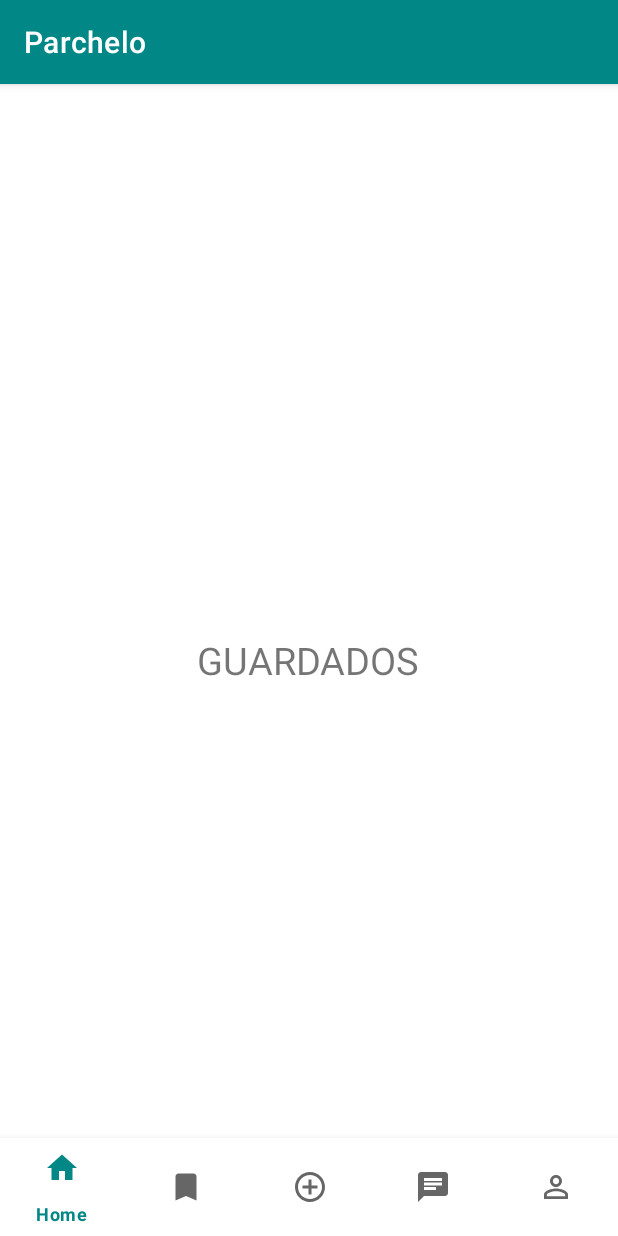
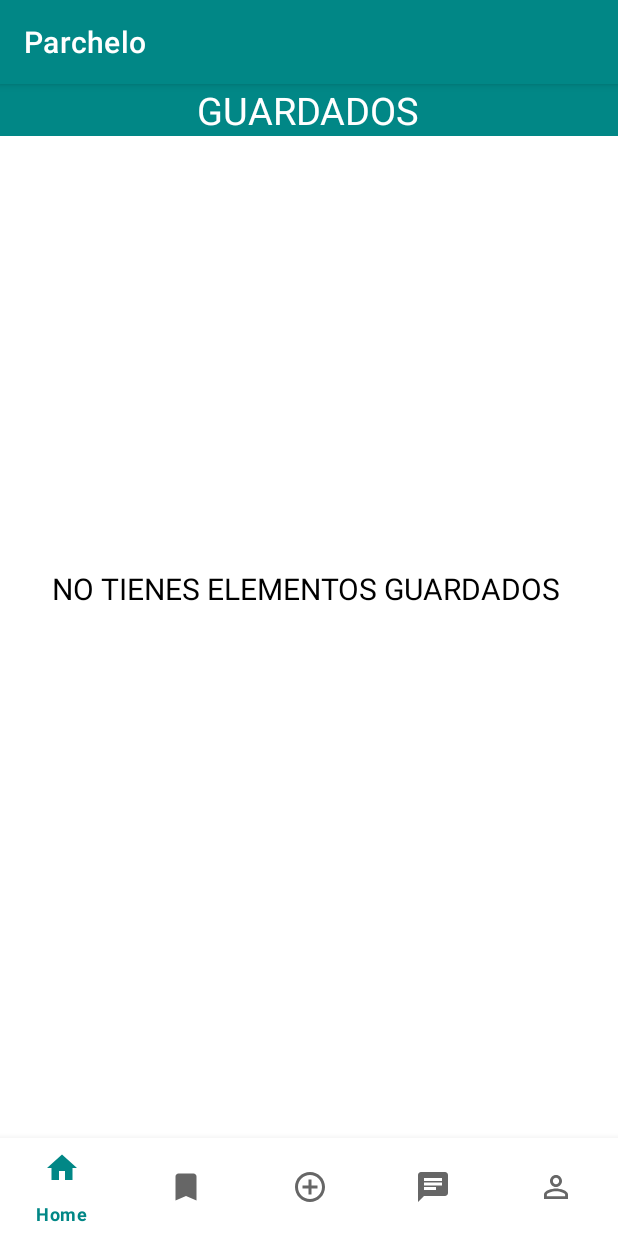
Before and after one commit to juliandvs/Parchelo, an Android app: the guardados screen opened through its navigation route, on a phone screen of 412 x 824 dp. Run offline under Robolectric (Android 15) with nearby library versions, the phone set to English and light mode, and no system bars; our stand-ins replace Room's generated code, navigation-ui.

Commit message:
Mejora sección guardados y chat, documentación código relevante

```diff
--- a/app/src/main/java/com/example/parchelo/Evento.kt
+++ b/app/src/main/java/com/example/parchelo/Evento.kt
@@ -13,10 +13,10 @@ import com.google.android.material.bottomnavigation.BottomNavigationView
 
 class Evento : Fragment() {
 
-
     private val args: EventoArgs by navArgs()
     private lateinit var binding : FragmentEventoBinding
     private lateinit var bar: BottomNavigationView
+
     override fun onCreateView(
         inflater: LayoutInflater, container: ViewGroup?,
         savedInstanceState: Bundle?
--- a/app/src/main/java/com/example/parchelo/Inicio.kt
+++ b/app/src/main/java/com/example/parchelo/Inicio.kt
@@ -26,7 +26,6 @@ class Inicio : Fragment() {
     private lateinit var UsuarioDao: UsuarioDao
     override fun onCreate(savedInstanceState: Bundle?) {
         super.onCreate(savedInstanceState)
-        // Create the userDao from Database
         UsuarioDao = bd.UsuarioDao()
     }
 
--- a/app/src/main/java/com/example/parchelo/guardados.kt
+++ b/app/src/main/java/com/example/parchelo/guardados.kt
@@ -10,11 +10,10 @@ import androidx.navigation.fragment.findNavController
 import com.example.parchelo.databinding.FragmentGuardadosBinding
 import com.example.parchelo.databinding.FragmentPrincipalBinding
 import com.google.android.material.bottomnavigation.BottomNavigationView
-
-private lateinit var binding: FragmentGuardadosBinding
-private lateinit var bar: BottomNavigationView
 class guardados : Fragment() {
 
+    private lateinit var binding: FragmentGuardadosBinding
+    private lateinit var bar: BottomNavigationView
     override fun onCreateView(
         inflater: LayoutInflater, container: ViewGroup?,
         savedInstanceState: Bundle?
--- a/app/src/main/java/com/example/parchelo/recycler/Provedor.kt
+++ b/app/src/main/java/com/example/parchelo/recycler/Provedor.kt
@@ -1,5 +1,8 @@
 package com.example.parchelo.recycler
 
+/**
+ * Clase que tiene como funcion proveernos la información de varios eventos
+ */
 class Provedor {
     companion object{
         val eventos = listOf<Evento>(
--- a/app/src/main/java/datos/Usuario/Usuario.kt
+++ b/app/src/main/java/datos/Usuario/Usuario.kt
@@ -4,6 +4,11 @@ import androidx.room.ColumnInfo
 import androidx.room.Entity
 import androidx.room.PrimaryKey
 
+/**
+ * Entidad : Usuario
+ *
+ * Atributos : nombre, apellido, edad, nombre_usuario, email, contraseña*
+ */
 @Entity(tableName = "Usuario")
 data class Usuario(
     @PrimaryKey(autoGenerate = true) val id: Int,
--- a/app/src/main/res/layout/fragment_guardados.xml
+++ b/app/src/main/res/layout/fragment_guardados.xml
@@ -1,16 +1,44 @@
 <?xml version="1.0" encoding="utf-8"?>
-<FrameLayout xmlns:android="http://schemas.android.com/apk/res/android"
+<androidx.constraintlayout.widget.ConstraintLayout xmlns:android="http://schemas.android.com/apk/res/android"
+    xmlns:app="http://schemas.android.com/apk/res-auto"
     xmlns:tools="http://schemas.android.com/tools"
     android:layout_width="match_parent"
     android:layout_height="match_parent"
     tools:context=".guardados">
 
     <!-- TODO: Update blank fragment layout -->
+    <RelativeLayout
+        android:id="@+id/relativeLayout3"
+        android:layout_width="match_parent"
+        android:layout_height="wrap_content"
+        android:background="@color/principal">
+
+
+        <TextView
+            android:layout_width="wrap_content"
+            android:layout_height="wrap_content"
+            android:layout_centerHorizontal="true"
+            android:layout_gravity="center"
+            android:text="GUARDADOS"
+            android:textColor="@color/white"
+            android:textSize="25sp"
+            tools:layout_editor_absoluteX="180dp"
+            tools:layout_editor_absoluteY="46dp" />
+    </RelativeLayout>
+
     <TextView
         android:layout_width="wrap_content"
         android:layout_height="wrap_content"
+        android:layout_centerHorizontal="true"
         android:layout_gravity="center"
-        android:textSize="25sp"
-        android:text="GUARDADOS" />
+        android:layout_marginStart="34dp"
+        android:layout_marginTop="288dp"
+        android:gravity="center"
+        android:text="NO TIENES ELEMENTOS GUARDADOS"
+        android:textColor="@color/black"
+        android:textSize="20sp"
+        app:layout_constraintStart_toStartOf="parent"
+        app:layout_constraintTop_toBottomOf="@+id/relativeLayout3" />
 
-</FrameLayout>
+
+</androidx.constraintlayout.widget.ConstraintLayout>
```
Also changed, not shown: app/src/main/java/com/example/parchelo/Crear.kt (+11 -2 lines), app/src/main/java/com/example/parchelo/Registro.kt (+1 -16 lines), app/src/main/java/com/example/parchelo/recycler/Evento.kt (+8 -1 lines), app/src/main/res/layout/fragment_chat.xml (+20 -4 lines), app/src/main/res/layout/fragment_crear.xml (+8 -7 lines), app/src/main/res/layout/fragment_inicio.xml (+5 -5 lines), app/src/main/res/drawable/construccion.jpg (added).
